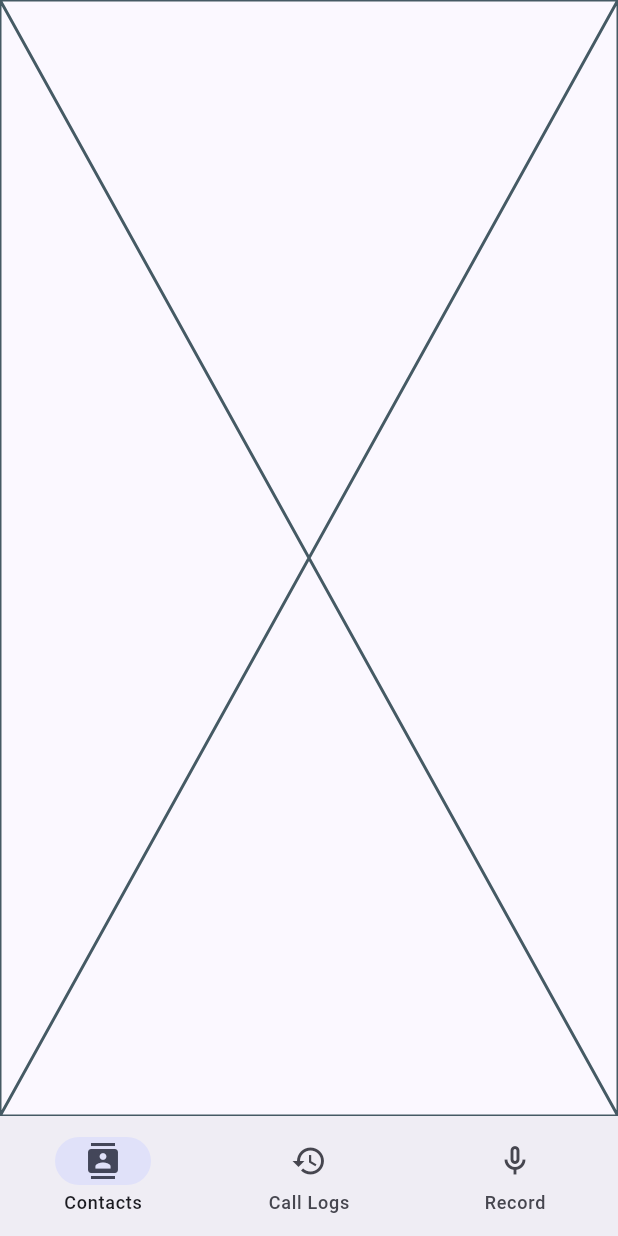
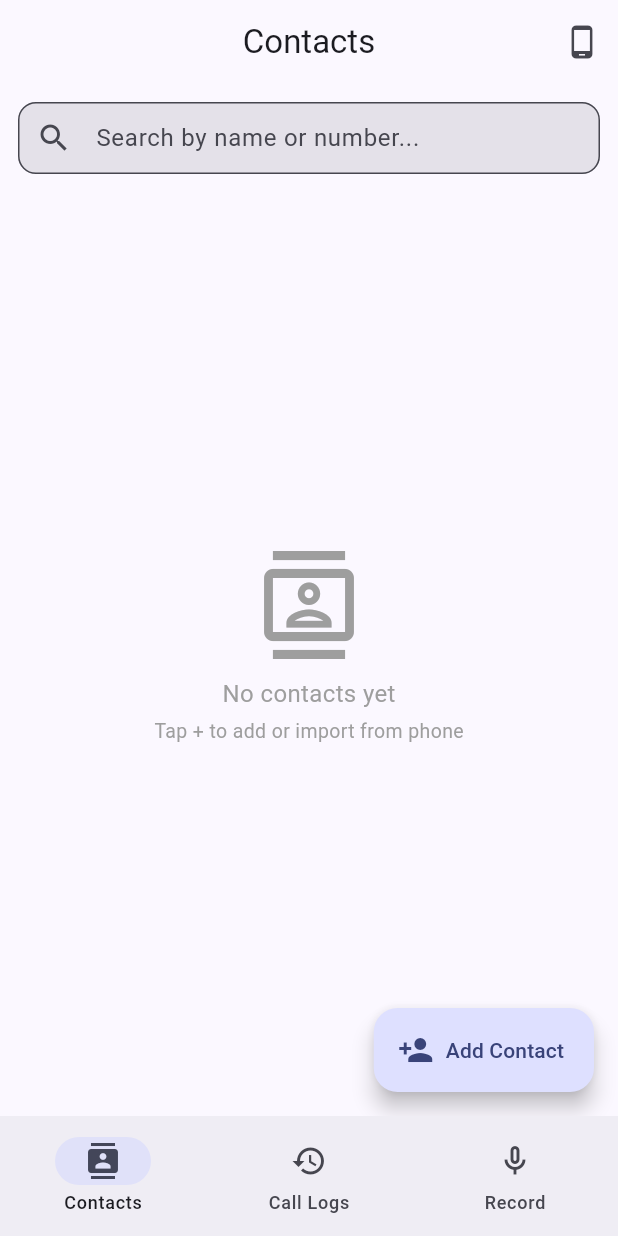
Before and after one commit to AflahShadilk/callinfologger, a Flutter app: the screen it shows after launch, on a phone screen of 412 x 824 dp. Run offline on Flutter 3.47's test engine with Material 3 defaults, Android fonts, the phone set to English and light mode, and no system bars; our stand-ins replace contacts_service, get, just_audio, permission_handler, sqflite; missing offline and left inert: record; accounts and stored records are empty.

Commit message:
contact view

```diff
--- a/lib/app/views/contacts/contact_view.dart
+++ b/lib/app/views/contacts/contact_view.dart
@@ -1,10 +1,113 @@
+import 'package:callinfologger/app/controllers/contact_controller.dart';
+import 'package:callinfologger/app/routes/app_routes.dart';
+import 'package:callinfologger/app/views/widgets/contact_card.dart';
 import 'package:flutter/material.dart';
+import 'package:get/get.dart';
 
-class ContactView extends StatelessWidget {
-  const ContactView({super.key});
+
+class ContactsView extends GetView<ContactController> {
+  const ContactsView({super.key});
 
   @override
   Widget build(BuildContext context) {
-    return const Placeholder();
+    return Scaffold(
+      appBar: AppBar(
+        title: const Text('Contacts'),
+        centerTitle: true,
+        actions: [
+          IconButton(
+            icon: const Icon(Icons.phone_android),
+            tooltip: 'Import from Phone',
+            onPressed: controller.importFromPhone,
+          ),
+        ],
+      ),
+      body: Column(
+        children: [
+          // Search
+          Padding(
+            padding: const EdgeInsets.fromLTRB(12, 12, 12, 4),
+            child: TextField(
+              onChanged: (val) => controller.searchQuery.value = val,
+              decoration: InputDecoration(
+                hintText: 'Search by name or number...',
+                prefixIcon: const Icon(Icons.search),
+                border: OutlineInputBorder(
+                  borderRadius: BorderRadius.circular(12),
+                ),
+                filled: true,
+                contentPadding: const EdgeInsets.symmetric(vertical: 0),
+              ),
+            ),
+          ),
+
+          // Contact list
+          Expanded(
+            child: Obx(() {
+              if (controller.isLoading.value) {
+                return const Center(child: CircularProgressIndicator());
+              }
+              if (controller.filteredContacts.isEmpty) {
+                return const Center(
+                  child: Column(
+                    mainAxisAlignment: MainAxisAlignment.center,
+                    children: [
+                      Icon(Icons.contacts_outlined,
+                          size: 72, color: Colors.grey),
+                      SizedBox(height: 12),
+                      Text(
+                        'No contacts yet',
+                        style: TextStyle(color: Colors.grey, fontSize: 16),
+                      ),
+                      SizedBox(height: 4),
+                      Text(
+                        'Tap + to add or import from phone',
+                        style: TextStyle(color: Colors.grey, fontSize: 13),
+                      ),
+                    ],
+                  ),
+                );
+              }
+              return ListView.separated(
+                padding: const EdgeInsets.all(12),
+                itemCount: controller.filteredContacts.length,
+                separatorBuilder: (_, __) => const SizedBox(height: 4),
+                itemBuilder: (_, i) {
+                  final contact = controller.filteredContacts[i];
+                  return ContactCard(
+                    contact: contact,
+                    onTap: () => Get.toNamed(
+                      AppRoutes.contactDetails,
+                      arguments: contact,
+                    ),
+                    onDelete: () => _confirmDelete(contact.id, contact.name),
+                  );
+                },
+              );
+            }),
+          ),
+        ],
+      ),
+      floatingActionButton: FloatingActionButton.extended(
+        onPressed: () => Get.toNamed(AppRoutes.addContact),
+        icon: const Icon(Icons.person_add),
+        label: const Text('Add Contact'),
+      ),
+    );
+  }
+
+  void _confirmDelete(String id, String name) {
+    Get.defaultDialog(
+      title: 'Delete Contact',
+      middleText: 'Delete $name? This cannot be undone.',
+      textConfirm: 'Delete',
+      textCancel: 'Cancel',
+      confirmTextColor: Colors.white,
+      buttonColor: Colors.red,
+      onConfirm: () {
+        controller.deletecontact(id);
+        Get.back();
+      },
+    );
   }
 }
--- a/lib/app/views/home/home_view.dart
+++ b/lib/app/views/home/home_view.dart
@@ -13,7 +13,7 @@ class HomeView extends StatelessWidget {
     final RxInt selectedIndex = 0.obs;
 
     final List<Widget> pages = const [
-      ContactView(),
+      ContactsView(),
       CallLogView(),
       RecordCallView(),
     ];
```
Also changed, not shown: lib/app/views/widgets/call_log_card.dart (added, +170 -0 lines), lib/app/views/widgets/contact_card.dart (added, +58 -0 lines).
